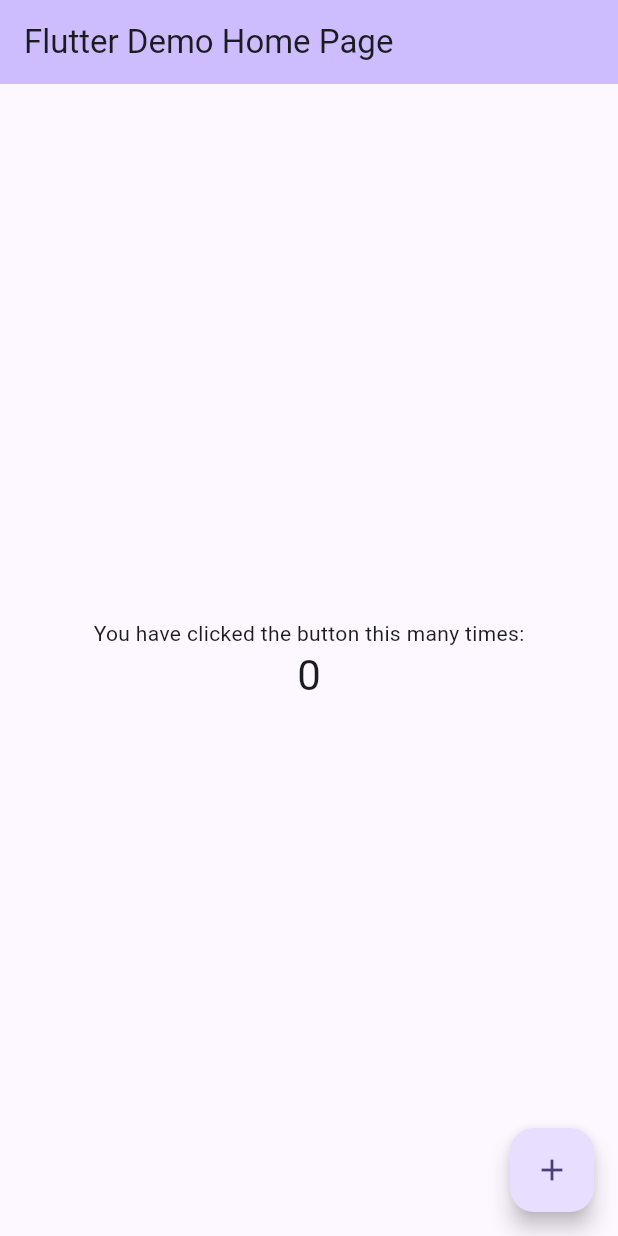
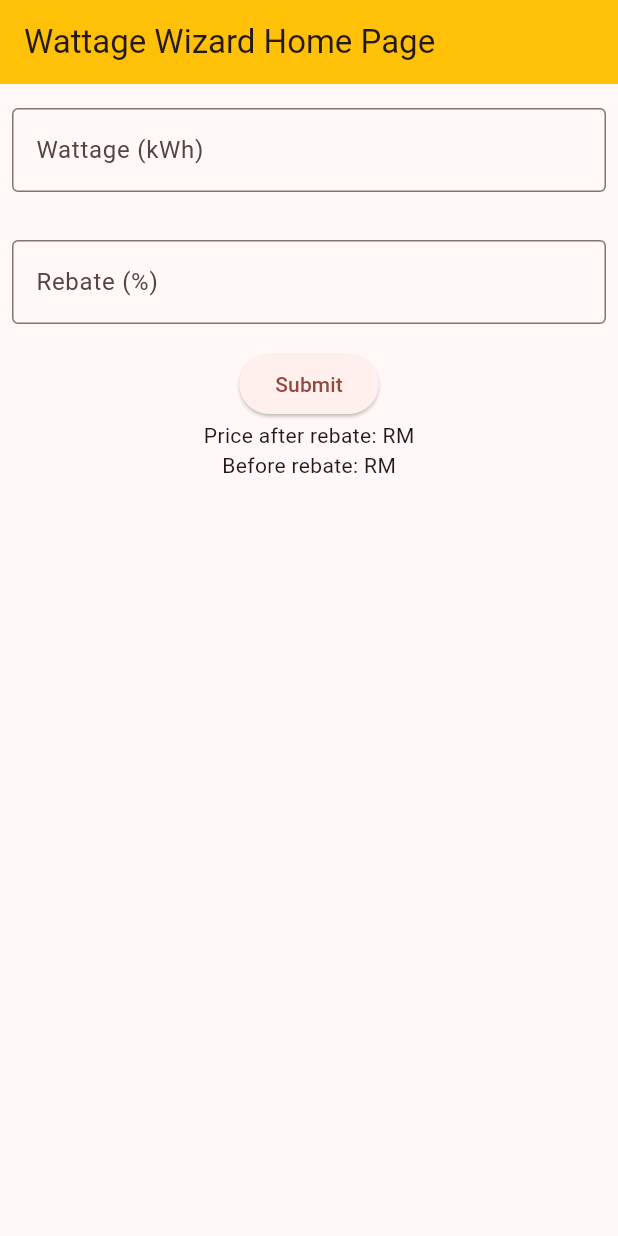
Before and after one commit to FlyingTrowel/wattage-wizard, a Flutter app: the screen it shows after launch, on a phone screen of 412 x 824 dp. Run offline on Flutter 3.47's test engine with Material 3 defaults, Android fonts, the phone set to English and light mode, and no system bars.

Commit message:
Added calculation

```diff
--- a/lib/main.dart
+++ b/lib/main.dart
@@ -1,4 +1,5 @@
 import 'package:flutter/material.dart';
+import 'package:flutter/services.dart';
 
 void main() {
   runApp(const MyApp());
@@ -11,42 +12,18 @@ class MyApp extends StatelessWidget {
   @override
   Widget build(BuildContext context) {
     return MaterialApp(
-      title: 'Flutter Demo',
+      title: 'Wattage Wizard',
       theme: ThemeData(
-        // This is the theme of your application.
-        //
-        // TRY THIS: Try running your application with "flutter run". You'll see
-        // the application has a purple toolbar. Then, without quitting the app,
-        // try changing the seedColor in the colorScheme below to Colors.green
-        // and then invoke "hot reload" (save your changes or press the "hot
-        // reload" button in a Flutter-supported IDE, or press "r" if you used
-        // the command line to start the app).
-        //
-        // Notice that the counter didn't reset back to zero; the application
-        // state is not lost during the reload. To reset the state, use hot
-        // restart instead.
-        //
-        // This works for code too, not just values: Most code changes can be
-        // tested with just a hot reload.
-        colorScheme: ColorScheme.fromSeed(seedColor: Colors.deepPurpleAccent),
+        colorScheme: ColorScheme.fromSeed(seedColor: Colors.red),
         useMaterial3: true,
       ),
-      home: const MyHomePage(title: 'Flutter Demo Home Page'),
+      home: const MyHomePage(title: 'Wattage Wizard Home Page'),
     );
   }
 }
 
 class MyHomePage extends StatefulWidget {
   const MyHomePage({super.key, required this.title});
-
-  // This widget is the home page of your application. It is stateful, meaning
-  // that it has a State object (defined below) that contains fields that affect
-  // how it looks.
-
-  // This class is the configuration for the state. It holds the values (in this
-  // case the title) provided by the parent (in this case the App widget) and
-  // used by the build method of the State. Fields in a Widget subclass are
-  // always marked "final".
 
   final String title;
 
@@ -55,71 +32,121 @@ class MyHomePage extends StatefulWidget {
 }
 
 class _MyHomePageState extends State<MyHomePage> {
-  int _counter = 0;
+  final _wattageKey = GlobalKey<FormState>();
 
-  void _incrementCounter() {
-    setState(() {
-      // This call to setState tells the Flutter framework that something has
-      // changed in this State, which causes it to rerun the build method below
-      // so that the display can reflect the updated values. If we changed
-      // _counter without calling setState(), then the build method would not be
-      // called again, and so nothing would appear to happen.
-      _counter++;
-    });
+  num _wattage = 0;
+  num _rebate = 0;
+
+  final wattageController = TextEditingController();
+  final rebateController = TextEditingController();
+
+  num _priceBeforeRebate = 0;
+  num _priceAfterRebate = 0;
+  String _formattedPriceAfterRebate = '';
+  String _formattedPriceBeforeRebate = '';
+
+
+  @override
+  void dispose() {
+    wattageController.dispose();
+    rebateController.dispose();
+    super.dispose();
   }
 
   @override
   Widget build(BuildContext context) {
-    // This method is rerun every time setState is called, for instance as done
-    // by the _incrementCounter method above.
-    //
-    // The Flutter framework has been optimized to make rerunning build methods
-    // fast, so that you can just rebuild anything that needs updating rather
-    // than having to individually change instances of widgets.
     return Scaffold(
       appBar: AppBar(
-        // TRY THIS: Try changing the color here to a specific color (to
-        // Colors.amber, perhaps?) and trigger a hot reload to see the AppBar
-        // change color while the other colors stay the same.
-        backgroundColor: Theme.of(context).colorScheme.inversePrimary,
-        // Here we take the value from the MyHomePage object that was created by
-        // the App.build method, and use it to set our appbar title.
+        backgroundColor: Colors.amber,
+        //Theme.of(context).colorScheme.inversePrimary,
         title: Text(widget.title),
       ),
       body: Center(
-        // Center is a layout widget. It takes a single child and positions it
-        // in the middle of the parent.
+        child: Form(
+          key: _wattageKey,
           child: Column(
-          // Column is also a layout widget. It takes a list of children and
-          // arranges them vertically. By default, it sizes itself to fit its
-          // children horizontally, and tries to be as tall as its parent.
-          //
-          // Column has various properties to control how it sizes itself and
-          // how it positions its children. Here we use mainAxisAlignment to
-          // center the children vertically; the main axis here is the vertical
-          // axis because Columns are vertical (the cross axis would be
-          // horizontal).
-          //
-          // TRY THIS: Invoke "debug painting" (choose the "Toggle Debug Paint"
-          // action in the IDE, or press "p" in the console), to see the
-          // wireframe for each widget.
-          mainAxisAlignment: MainAxisAlignment.center,
             children: <Widget>[
-            const Text(
-              'You have clicked the button this many times:',
+              Padding(
+                padding: const EdgeInsets.symmetric(horizontal: 8, vertical: 16),
+                child: TextFormField(
+                  decoration: const InputDecoration(
+                    border: OutlineInputBorder(),
+                    hintText: 'Wattage (kWh)',
                   ),
-            Text(
-              '$_counter',
-              style: Theme.of(context).textTheme.headlineMedium,
+                  keyboardType: const TextInputType.numberWithOptions(decimal: true),
+                  inputFormatters: [FilteringTextInputFormatter.allow(RegExp(r'^\d*\.?\d{0,2}'))],
+                  validator: (value){
+                    if(value == null || value.isEmpty){
+                      return 'Please enter the wattage';
+                    }
+                    // Check if the value is a valid number and not negative
+                    if (double.tryParse(value) == null || double.parse(value) < 0) {
+                      return 'Please enter a valid number';
+                    }
+                    return null;
+                  },
+                  controller: wattageController,
                 ),
+
+              ),
+
+              Padding(
+                padding: const EdgeInsets.symmetric(horizontal: 8, vertical: 16),
+                child: TextFormField(
+                  decoration: const InputDecoration(
+                    border: OutlineInputBorder(),
+                    hintText: 'Rebate (%)',
+                  ),
+                  keyboardType: const TextInputType.numberWithOptions(decimal: true),
+                  inputFormatters: [FilteringTextInputFormatter.allow(RegExp(r'^\d*\.?\d{0,2}'))],
+                  validator: (value){
+                    // Check if the value is a valid number and not negative
+                    final inputValue = value?.isEmpty ?? true ? '0' : value!; // Provide a default value
+                    final parsedValue = double.tryParse(inputValue);
+                    if (parsedValue == null || parsedValue < 0) {
+                      return 'Please enter a valid number between 0 and 5';
+                    }
+                    if (parsedValue > 5) {
+                      return 'Rebate value can\'t be more than 5';
+                    }
+                    return null;
+                  },
+                  controller: rebateController,
+                ),
+              ),
+
+              ElevatedButton(
+                onPressed: () {
+                  if (_wattageKey.currentState!.validate()) {
+                    _wattage = double.parse(wattageController.text);
+                    _rebate = double.tryParse(rebateController.text) ?? 0;
+
+                    if (_wattage <= 200) {
+                      _priceBeforeRebate = _wattage * 0.218; // Rate for 1 - 200 kWh
+                    } else if (_wattage <= 300) {
+                      _priceBeforeRebate = 200 * 0.218 + (_wattage - 200) * 0.334; // Rate for 201 - 300 kWh
+                    } else if (_wattage <= 600) {
+                      _priceBeforeRebate = 200 * 0.218 + 100 * 0.334 + (_wattage - 300) * 0.516; // Rate for 301 - 600 kWh
+                    } else {
+                      _priceBeforeRebate = 200 * 0.218 + 100 * 0.334 + 300 * 0.516 + (_wattage - 600) * 0.546; // Rate for 601 kWh and above
+                    }
+
+                    _priceAfterRebate = _priceBeforeRebate * (1 - _rebate / 100);
+
+                    _formattedPriceAfterRebate = _priceAfterRebate.toStringAsFixed(2);
+                    _formattedPriceBeforeRebate = _priceBeforeRebate.toStringAsFixed(2);
+                    // Update the state to reflect the new price
+                    setState(() {});
+                  }
+                },
+                child: const Text('Submit'),
+              ),
+              Text('Price after rebate: RM$_formattedPriceAfterRebate'),
+              Text('Before rebate: RM$_formattedPriceBeforeRebate')
             ],
           ),
+        )
       ),
-      floatingActionButton: FloatingActionButton(
-        onPressed: _incrementCounter,
-        tooltip: 'Increment',
-        child: const Icon(Icons.add),
-      ), // This trailing comma makes auto-formatting nicer for build methods.
     );
   }
 }
```
Lines whose indentation alone changed are shown as unchanged.
